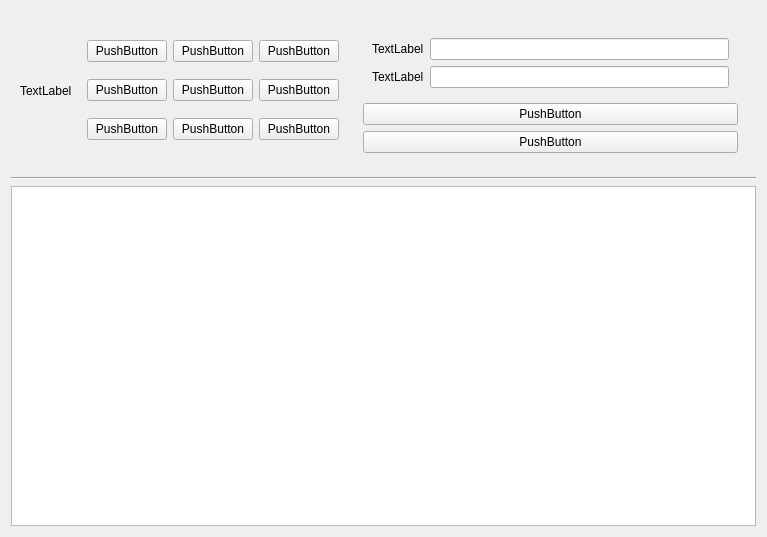
Above: hunter.ui from lfishRhungry/BlackHawk before the change. Below: the same form after it.
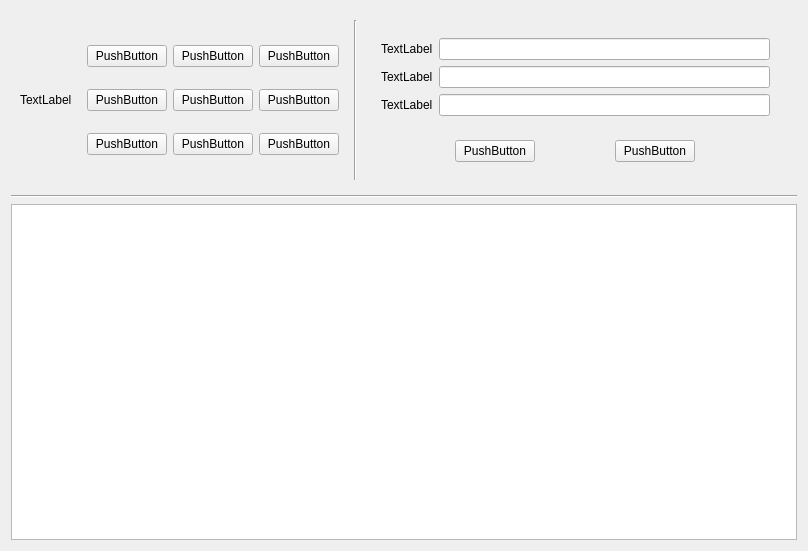
That is the form after the change. Icons and pictures are not drawn.

Commit message: 调整了一下界面

```diff
--- a/hunter.ui
+++ b/hunter.ui
@@ -6,8 +6,8 @@
    <rect>
     <x>0</x>
     <y>0</y>
-    <width>767</width>
-    <height>537</height>
+    <width>808</width>
+    <height>551</height>
    </rect>
   </property>
   <property name="windowTitle">
@@ -97,6 +97,13 @@
         </layout>
        </widget>
       </item>
+      <item>
+       <widget class="Line" name="line_2">
+        <property name="orientation">
+         <enum>Qt::Vertical</enum>
+        </property>
+       </widget>
+      </item>
       <item>
        <widget class="QWidget" name="widgetInit" native="true">
         <layout class="QVBoxLayout" name="verticalLayout">
@@ -123,21 +130,76 @@
             <item row="1" column="1">
              <widget class="QLineEdit" name="lineEditPort"/>
             </item>
+            <item row="2" column="0">
+             <widget class="QLabel" name="labelPort2">
+              <property name="text">
+               <string>TextLabel</string>
+              </property>
+             </widget>
+            </item>
+            <item row="2" column="1">
+             <widget class="QLineEdit" name="lineEditPort2"/>
+            </item>
            </layout>
           </widget>
          </item>
          <item>
-          <widget class="QPushButton" name="btStart">
-           <property name="text">
-            <string>PushButton</string>
-           </property>
-          </widget>
-         </item>
-         <item>
-          <widget class="QPushButton" name="btStop">
-           <property name="text">
-            <string>PushButton</string>
-           </property>
+          <widget class="QWidget" name="widgetSwitch" native="true">
+           <layout class="QHBoxLayout" name="horizontalLayout_2">
+            <item>
+             <spacer name="horizontalSpacer">
+              <property name="orientation">
+               <enum>Qt::Horizontal</enum>
+              </property>
+              <property name="sizeHint" stdset="0">
+               <size>
+                <width>40</width>
+                <height>20</height>
+               </size>
+              </property>
+             </spacer>
+            </item>
+            <item>
+             <widget class="QPushButton" name="btSwitch">
+              <property name="text">
+               <string>PushButton</string>
+              </property>
+             </widget>
+            </item>
+            <item>
+             <spacer name="horizontalSpacer_2">
+              <property name="orientation">
+               <enum>Qt::Horizontal</enum>
+              </property>
+              <property name="sizeHint" stdset="0">
+               <size>
+                <width>40</width>
+                <height>20</height>
+               </size>
+              </property>
+             </spacer>
+            </item>
+            <item>
+             <widget class="QPushButton" name="btGenerate">
+              <property name="text">
+               <string>PushButton</string>
+              </property>
+             </widget>
+            </item>
+            <item>
+             <spacer name="horizontalSpacer_4">
+              <property name="orientation">
+               <enum>Qt::Horizontal</enum>
+              </property>
+              <property name="sizeHint" stdset="0">
+               <size>
+                <width>75</width>
+                <height>20</height>
+               </size>
+              </property>
+             </spacer>
+            </item>
+           </layout>
           </widget>
          </item>
         </layout>
```
Left out of the diff: 6 changed lines with no effect on the pictures. The commit also changes 1 other file.
